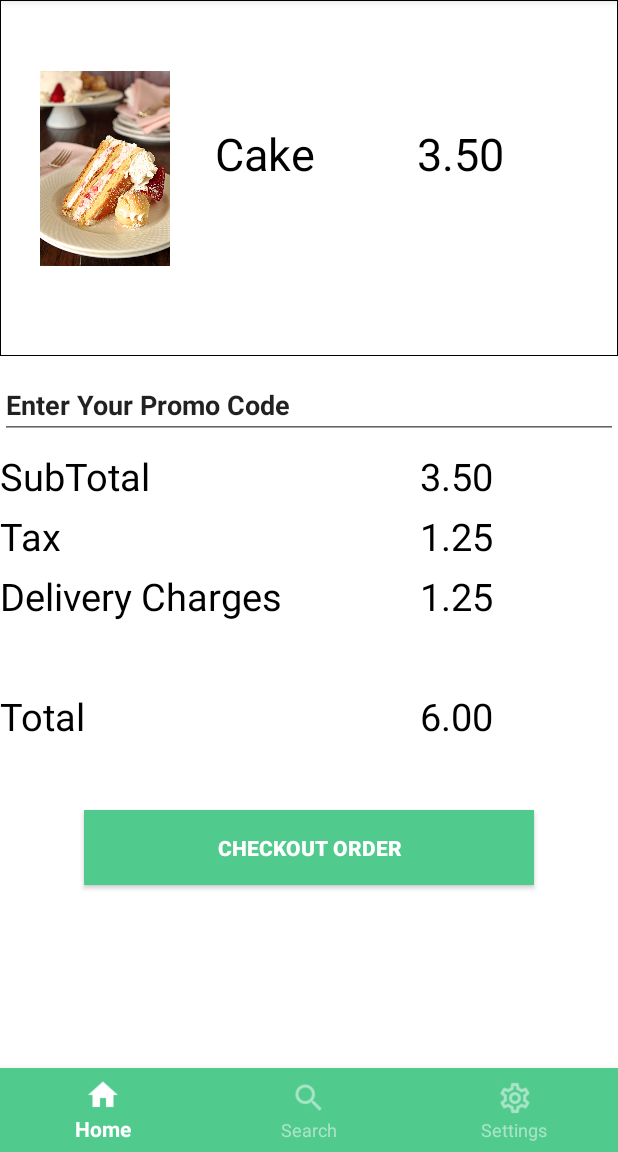
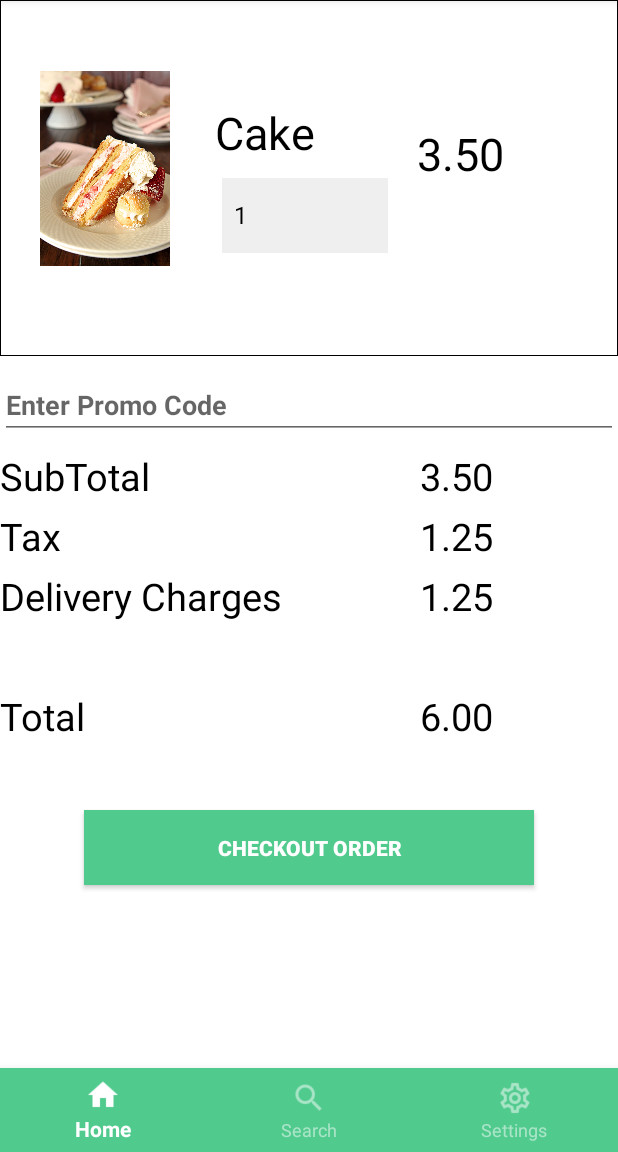
Before and after one commit to afshanaffu26/Flavours_Android, an Android app: the fragment CartFragment placed in its activity, on a phone screen of 412 x 824 dp, the part 84-1236 px from its top. Run offline under Robolectric (Android 15) with nearby library versions, the phone set to English and light mode, and no system bars.

Commit message:
UI Modifications

```diff
--- a/app/src/main/java/com/example/flavours/CartFragment.java
+++ b/app/src/main/java/com/example/flavours/CartFragment.java
@@ -7,18 +7,25 @@ import androidx.fragment.app.Fragment;
 import android.view.LayoutInflater;
 import android.view.View;
 import android.view.ViewGroup;
+import android.widget.AdapterView;
+import android.widget.ArrayAdapter;
+import android.widget.Spinner;
+
+import java.util.ArrayList;
+import java.util.List;
 
 /**
  * A simple {@link Fragment} subclass.
  * Use the {@link CartFragment#newInstance} factory method to
  * create an instance of this fragment.
  */
-public class CartFragment extends Fragment {
+public class CartFragment extends Fragment implements AdapterView.OnItemSelectedListener{
 
     // TODO: Rename parameter arguments, choose names that match
     // the fragment initialization parameters, e.g. ARG_ITEM_NUMBER
     private static final String ARG_PARAM1 = "param1";
     private static final String ARG_PARAM2 = "param2";
+    private static final int MAX_QUANTITY = 20;
 
     // TODO: Rename and change types of parameters
     private String mParam1;
@@ -59,6 +66,37 @@ public class CartFragment extends Fragment {
     public View onCreateView(LayoutInflater inflater, ViewGroup container,
                              Bundle savedInstanceState) {
         // Inflate the layout for this fragment
-        return inflater.inflate(R.layout.fragment_cart, container, false);
+
+        View v = inflater.inflate(R.layout.fragment_cart, container, false);
+        Spinner spinner =  v.findViewById(R.id.spinnerCart);
+
+        // Spinner click listener
+        spinner.setOnItemSelectedListener(this);
+
+        // Spinner Drop down elements
+        List<Integer> categories = new ArrayList<>();
+        for (int i=1;i<=MAX_QUANTITY;i++){
+            categories.add(i);
+        }
+
+        // Creating adapter for spinner
+        ArrayAdapter<Integer> dataAdapter = new ArrayAdapter<Integer>(getContext(), android.R.layout.simple_spinner_dropdown_item, categories);
+
+        // Drop down layout style - list view with radio button
+        dataAdapter.setDropDownViewResource(android.R.layout.simple_spinner_dropdown_item);
+
+        // attaching data adapter to spinner
+        spinner.setAdapter(dataAdapter);
+        return v;
+    }
+
+    @Override
+    public void onItemSelected(AdapterView<?> adapterView, View view, int i, long l) {
+
+    }
+
+    @Override
+    public void onNothingSelected(AdapterView<?> adapterView) {
+
     }
 }
--- a/app/src/main/java/com/example/flavours/ItemDescriptionActivity.java
+++ b/app/src/main/java/com/example/flavours/ItemDescriptionActivity.java
@@ -3,23 +3,31 @@ package com.example.flavours;
 import androidx.appcompat.app.AppCompatActivity;
 import androidx.appcompat.widget.Toolbar;
 
+import android.content.Intent;
 import android.os.Bundle;
 import android.view.View;
 import android.widget.AdapterView;
 import android.widget.ArrayAdapter;
+import android.widget.Button;
 import android.widget.Spinner;
+import android.widget.Toast;
 
 import java.util.ArrayList;
 import java.util.List;
 
-public class ItemDescriptionActivity extends AppCompatActivity implements AdapterView.OnItemSelectedListener {
+public class ItemDescriptionActivity extends AppCompatActivity implements AdapterView.OnItemSelectedListener, View.OnClickListener {
 
     private static final int MAX_QUANTITY = 20;
+    Button btnAddToCart;
 
     @Override
     protected void onCreate(Bundle savedInstanceState) {
         super.onCreate(savedInstanceState);
         setContentView(R.layout.activity_item_description);
+
+        btnAddToCart = findViewById(R.id.btnAddToCart);
+        btnAddToCart.setOnClickListener(this);
+
 
         Toolbar toolbar = findViewById(R.id.toolbar);
         setSupportActionBar(toolbar);
@@ -62,4 +70,13 @@ public class ItemDescriptionActivity extends AppCompatActivity implements Adapte
     public void onNothingSelected(AdapterView<?> adapterView) {
 
     }
+
+    @Override
+    public void onClick(View view) {
+        switch(view.getId()){
+            case R.id.btnAddToCart:
+                Toast.makeText(this,"Items added to cart succesfully.",Toast.LENGTH_LONG);
+                break;
+        }
+    }
 }
--- a/app/src/main/res/layout/fragment_cart.xml
+++ b/app/src/main/res/layout/fragment_cart.xml
@@ -41,8 +41,10 @@
 
             <LinearLayout
                 android:layout_width="match_parent"
-                android:layout_height="match_parent"
+                android:layout_height="wrap_content"
+                android:layout_gravity="center_vertical"
                 android:layout_weight="1"
+
                 android:orientation="vertical">
 
                 <TextView
@@ -50,10 +52,19 @@
                     android:layout_width="match_parent"
                     android:layout_height="wrap_content"
                     android:layout_marginLeft="5dp"
-                    android:layout_marginTop="80dp"
                     android:textColor="#000000"
                     android:text="Cake"
                     android:textSize="30dp" />
+                <Spinner
+                    android:id="@+id/spinnerCart"
+                    android:layout_width="match_parent"
+                    android:layout_height="50dp"
+                    android:layout_marginTop="10dp"
+                    android:layout_marginLeft="10dp"
+                    android:layout_gravity="center_vertical"
+                    android:background="#efefef"
+                    android:layout_marginRight="15dp"
+                    />
 
             </LinearLayout>
 
@@ -89,7 +100,8 @@
                 android:layout_marginTop="10dp"
                 android:textStyle="bold"
                 android:inputType="textPersonName"
-                android:text="Enter Your Promo Code" />
+                android:hint="Enter Promo Code"
+                android:text="" />
 
 
         </LinearLayout>
```
